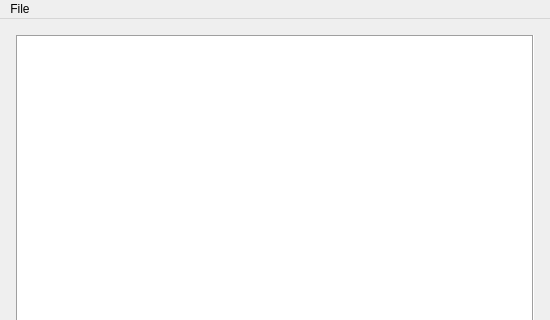
The window that forms/preview.ui (veeti/vendace) describes before a commit, drawn with Qt 5; both pictures show x 0 to 550 and y 0 to 320 of the 550 by 550 pixel window.
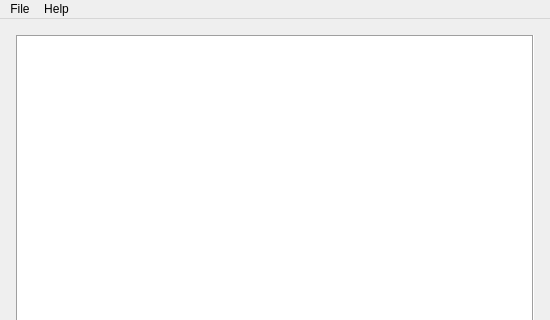
The same window after the commit. Icons and pictures are not drawn.

Commit message: Add about dialog

```diff
--- a/forms/preview.ui
+++ b/forms/preview.ui
@@ -105,7 +105,15 @@
     <addaction name="separator"/>
     <addaction name="exitAction"/>
    </widget>
+   <widget class="QMenu" name="menuHelp">
+    <property name="title">
+     <string>Help</string>
+    </property>
+    <addaction name="aboutAction"/>
+    <addaction name="aboutQtAction"/>
+   </widget>
    <addaction name="menuFile"/>
+   <addaction name="menuHelp"/>
   </widget>
   <action name="settingsAction">
    <property name="text">
```
Left out of the diff: 13 changed lines with no effect on the pictures. The commit also changes 7 other files.
